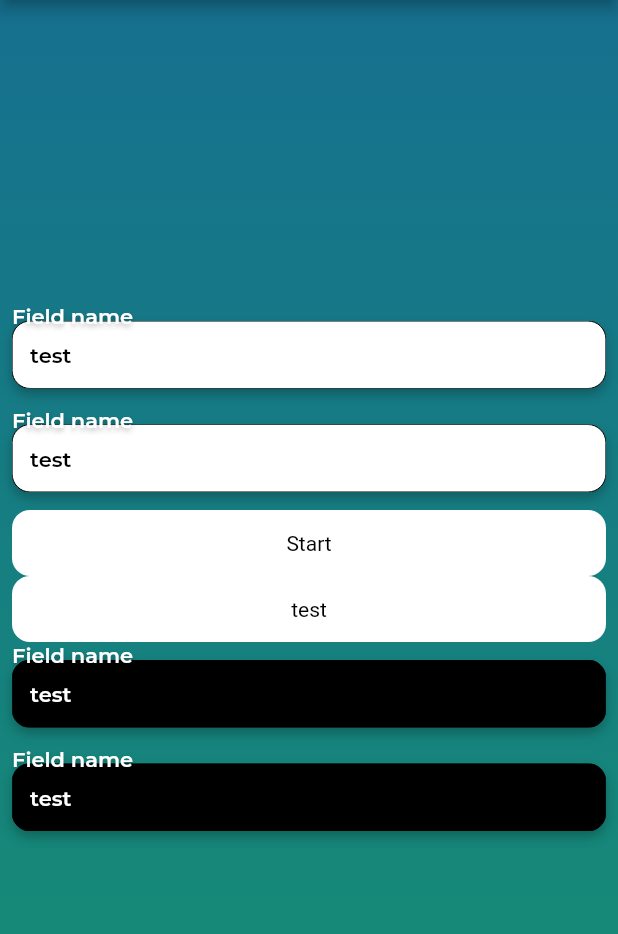
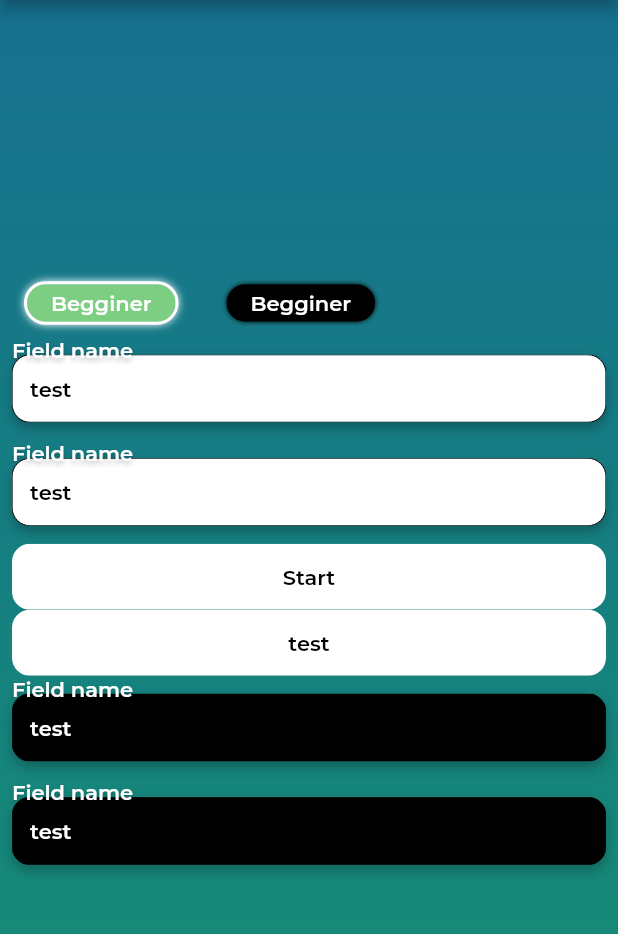
Before and after one commit to Ballwizard/ballwizard, a Flutter app: the screen it shows after launch, on a phone screen of 412 x 824 dp, the part 84-1018 px from its top. Run offline on Flutter 3.47's test engine with Material 2 defaults, Android fonts, the phone set to English and light mode, and no system bars; drawn by our look-alikes of drop_shadow; our stand-ins replace flutter_markdown, google_fonts; missing offline and left inert: flutter_contentful.

Commit message:
Added  component. Added 2 introduction screens - . . Added  function to  for unneeded type conversion.

```diff
--- a/lib/appbar.dart
+++ b/lib/appbar.dart
@@ -22,6 +22,7 @@ PreferredSizeWidget AppBarCustom(
               BackButton(variant, context),
             ]),
         backgroundColor: isTransparent ? Colors.transparent : variant.color(),
+        elevation: 0,
         foregroundColor: titleVariant.color(),
       );
     case AppBarVariant.logoPicture:
--- a/lib/button.dart
+++ b/lib/button.dart
@@ -1,15 +1,16 @@
+import 'package:ballwizard/globals.dart';
 import 'package:ballwizard/types.dart'
-    show BasicVariant, FundamentalVariant, ColorPalette, ColorPicker;
+    show BasicVariant, Variant, ColorPalette, ColorPicker;
 import 'package:flutter/material.dart';
 
 class Button extends StatefulWidget {
-  final FundamentalVariant variant;
+  final Variant variant;
   final String title;
   final VoidCallback onClick;
 
   const Button({
     super.key,
-    this.variant = FundamentalVariant.light,
+    this.variant = Variant.light,
     this.title = "",
     required this.onClick,
   });
@@ -21,7 +22,8 @@ class Button extends StatefulWidget {
 class ButtonState extends State<Button> {
   @override
   Widget build(BuildContext context) {
-    final bool useLightFont = widget.variant == FundamentalVariant.dark;
+    final bool useLightFont =
+        widget.variant == Variant.dark || widget.variant == Variant.muted;
 
     return SizedBox(
         height: 44,
@@ -37,10 +39,10 @@ class ButtonState extends State<Button> {
                     child: Container(
                       alignment: Alignment.center,
                       child: Text(widget.title,
-                          style: TextStyle(
+                          style: Fonts.small.merge(TextStyle(
                               color: useLightFont
                                   ? ColorPalette.light
-                                  : ColorPalette.dark)),
+                                  : ColorPalette.dark))),
                     ))),
           ),
         ));
--- /dev/null
+++ b/lib/chip.dart
@@ -0,0 +1,55 @@
+import 'package:ballwizard/types.dart';
+import 'package:flutter/material.dart';
+
+import 'globals.dart';
+
+Widget ChipElement(
+    {required String text, required Variant variant, bool isSelected = false}) {
+  Color textColor = [
+    Variant.light,
+    Variant.lightMuted,
+    Variant.warning,
+    Variant.warningMuted,
+    Variant.success,
+    Variant.successMuted
+  ].contains(variant)
+      ? ColorPalette.dark
+      : ColorPalette.light;
+
+  return Container(
+    decoration: isSelected
+        ? BoxDecoration(
+            borderRadius: BorderRadius.circular(16),
+            border: Border.all(width: 2, color: ColorPalette.light),
+            boxShadow: [
+                BoxShadow(
+                  color: ColorPalette.light,
+                  spreadRadius: 0,
+                  blurRadius: 4,
+                )
+              ])
+        : BoxDecoration(borderRadius: BorderRadius.circular(16), boxShadow: [
+            BoxShadow(
+              color: ColorPalette.dark,
+              spreadRadius: 0,
+              blurRadius: 2,
+            )
+          ]),
+    child: ClipRRect(
+      borderRadius:
+          isSelected ? BorderRadius.circular(16) : BorderRadius.circular(16),
+      child: ColoredBox(
+          color: variant.color(),
+          child: Padding(
+              padding: EdgeInsets.symmetric(vertical: 4, horizontal: 16),
+              child: Text(text,
+                  style: isSelected
+                      ? Fonts.small.merge(TextStyle(
+                          color: (variant != Variant.light &&
+                                  variant != Variant.light)
+                              ? ColorPalette.light
+                              : textColor))
+                      : Fonts.small.merge(TextStyle(color: textColor))))),
+    ),
+  );
+}
--- a/lib/drawer.dart
+++ b/lib/drawer.dart
@@ -1,5 +1,6 @@
 import 'package:ballwizard/drawer_element.dart';
 import 'package:ballwizard/screens/home.dart';
+import 'package:ballwizard/screens/introduction_1.dart';
 import 'package:ballwizard/screens/lecture.dart';
 import 'package:ballwizard/screens/login.dart';
 import 'package:ballwizard/screens/register.dart';
@@ -54,6 +55,11 @@ Widget DrawerCustom(
           icon: const Icon(Icons.house),
           component: const Home(),
           context: context),
+      DrawerElement(
+          title: "Introduction",
+          icon: const Icon(Icons.arrow_right_alt_outlined),
+          component: const Introduction(),
+          context: context),
     ]),
   );
 }
--- a/lib/globals.dart
+++ b/lib/globals.dart
@@ -1,7 +1,7 @@
 import 'package:ballwizard/types.dart'
     show FundamentalVariant, ColorPalette, ColorPicker;
 import 'package:drop_shadow/drop_shadow.dart';
-import 'package:flutter/material.dart';
+import 'package:flutter/material.dart' as Material;
 import 'package:flutter/widgets.dart';
 import 'package:google_fonts/google_fonts.dart';
 
@@ -19,6 +19,15 @@ abstract class Fonts {
   static final TextStyle mediumLight = Font.light(20);
   static final TextStyle largeLight = Font.light(32);
   static final TextStyle headingLight = Font.light(48);
+
+  static TextStyle addShadow(TextStyle font) {
+    return font.merge(TextStyle(shadows: [
+      Material.Shadow(
+          offset: Material.Offset(0, 4),
+          blurRadius: 4,
+          color: ColorPicker.colorOpacity(ColorPicker.dark, 0.33))
+    ]));
+  }
 }
 
 class Shadow extends StatelessWidget {
@@ -110,8 +119,8 @@ class GradientBackground extends StatelessWidget {
             begin: Alignment.topCenter,
             end: Alignment.bottomCenter,
             colors: [
-              Color(ColorPicker.addOpacity(ColorPicker.primary, 0.6)),
-              Color(ColorPicker.addOpacity(ColorPicker.secondary, 0.6))
+              ColorPicker.colorOpacity(ColorPicker.primary, 0.6),
+              ColorPicker.colorOpacity(ColorPicker.secondary, 0.6)
             ],
           ),
         ),
--- a/lib/input.dart
+++ b/lib/input.dart
@@ -3,14 +3,14 @@ import 'package:ballwizard/types.dart'
     show BasicVariant, FundamentalVariant, ColorPalette, ColorPicker;
 import 'package:flutter/material.dart';
 
-class Form extends StatefulWidget {
+class Input extends StatefulWidget {
   final FundamentalVariant variant;
   final FundamentalVariant labelVariant;
   final String placeholder;
   final String label;
   late final dynamic onChange;
 
-  Form({
+  Input({
     super.key,
     this.variant = FundamentalVariant.light,
     this.labelVariant = FundamentalVariant.light,
@@ -20,10 +20,10 @@ class Form extends StatefulWidget {
   });
 
   @override
-  State<Form> createState() => FormState();
+  State<Input> createState() => InputState();
 }
 
-class FormState extends State<Form> {
+class InputState extends State<Input> {
   @override
   Widget build(BuildContext context) {
     final bool useLightFont = widget.variant == FundamentalVariant.dark;
@@ -106,8 +106,8 @@ class FormState extends State<Form> {
                             : ColorPalette.light,
                         shadows: [
                           Shadow(
-                              color: Color(ColorPicker.addOpacity(
-                                  ColorPicker.dark, 0.25)),
+                              color: ColorPicker.colorOpacity(
+                                  ColorPicker.dark, 0.25),
                               offset: Offset(0, 2),
                               blurRadius: 4)
                         ]).merge(Globals.Fonts.small)),
--- a/lib/main.dart
+++ b/lib/main.dart
@@ -1,8 +1,10 @@
 import 'package:ballwizard/button.dart' show Button;
+import 'package:ballwizard/chip.dart';
 import 'package:ballwizard/drawer.dart';
 import 'package:ballwizard/globals.dart';
-import 'package:ballwizard/input.dart' as Form1 show Form;
-import 'package:ballwizard/types.dart' show ColorPicker, FundamentalVariant;
+import 'package:ballwizard/input.dart' as Form1 show Input;
+import 'package:ballwizard/types.dart'
+    show ColorPicker, FundamentalVariant, Variant;
 import 'package:flutter/material.dart';
 
 void main() {
@@ -45,6 +47,7 @@ class MyHomePage extends StatefulWidget {
 
 class _MyHomePageState extends State<MyHomePage> {
   final GlobalKey<ScaffoldState> _key = GlobalKey();
+  int currIndex = 0;
 
   @override
   Widget build(BuildContext context) {
@@ -59,9 +62,53 @@ class _MyHomePageState extends State<MyHomePage> {
         child: Column(
           mainAxisAlignment: MainAxisAlignment.center,
           children: <Widget>[
+            Row(
+              children: [
+                Flexible(
+                  child: Padding(
+                    padding:
+                        const EdgeInsets.symmetric(horizontal: 16, vertical: 8),
+                    child: GestureDetector(
+                      onTap: () {
+                        setState(() {
+                          if (currIndex == 0)
+                            currIndex = -1;
+                          else
+                            currIndex = 0;
+                        });
+                      },
+                      child: ChipElement(
+                          text: "Begginer",
+                          variant: Variant.success,
+                          isSelected: currIndex == 0),
+                    ),
+                  ),
+                ),
+                Flexible(
+                  child: Padding(
+                    padding:
+                        const EdgeInsets.symmetric(horizontal: 16, vertical: 8),
+                    child: GestureDetector(
+                      onTap: () {
+                        setState(() {
+                          if (currIndex == 1)
+                            currIndex = -1;
+                          else
+                            currIndex = 1;
+                        });
+                      },
+                      child: ChipElement(
+                          text: "Begginer",
+                          variant: Variant.dark,
+                          isSelected: currIndex == 1),
+                    ),
+                  ),
+                ),
+              ],
+            ),
             Padding(
                 padding: EdgeInsets.symmetric(horizontal: 8),
-                child: Form1.Form(
+                child: Form1.Input(
                     onChange: (String text) {
                       print(text);
                     },
@@ -70,7 +117,7 @@ class _MyHomePageState extends State<MyHomePage> {
                     variant: FundamentalVariant.light)),
             Padding(
                 padding: EdgeInsets.symmetric(horizontal: 8),
-                child: Form1.Form(
+                child: Form1.Input(
                     placeholder: "test",
                     label: "Field name",
                     variant: FundamentalVariant.light)),
@@ -93,13 +140,13 @@ class _MyHomePageState extends State<MyHomePage> {
                 )),
             Padding(
                 padding: EdgeInsets.symmetric(horizontal: 8),
-                child: Form1.Form(
+                child: Form1.Input(
                     placeholder: "test",
                     label: "Field name",
                     variant: FundamentalVariant.dark)),
             Padding(
                 padding: EdgeInsets.symmetric(horizontal: 8),
-                child: Form1.Form(
+                child: Form1.Input(
                     placeholder: "test",
                     label: "Field name",
                     variant: FundamentalVariant.dark))
--- a/lib/types.dart
+++ b/lib/types.dart
@@ -238,6 +238,11 @@ abstract class ColorPicker {
 
     return int.parse("0x" + opacityHex + colorHex);
   }
+
+  /// Creates a `Color` class with opacity using a int in the hex form and a provided opacity.
+  static Color colorOpacity(final int color, final double opacity) {
+    return Color(addOpacity(color, opacity));
+  }
 }
 
 /// Abstract class that adds onto the `ColorPicker` class by enabling
```
Also changed, not shown: lib/main2.dart (+5 -5 lines), lib/screens/introduction_1.dart (added, +158 -0 lines), lib/screens/introduction_2.dart (added, +259 -0 lines), lib/screens/login.dart (+5 -5 lines), lib/screens/register.dart (+6 -6 lines), lib/screens/start.dart (+4 -4 lines).
